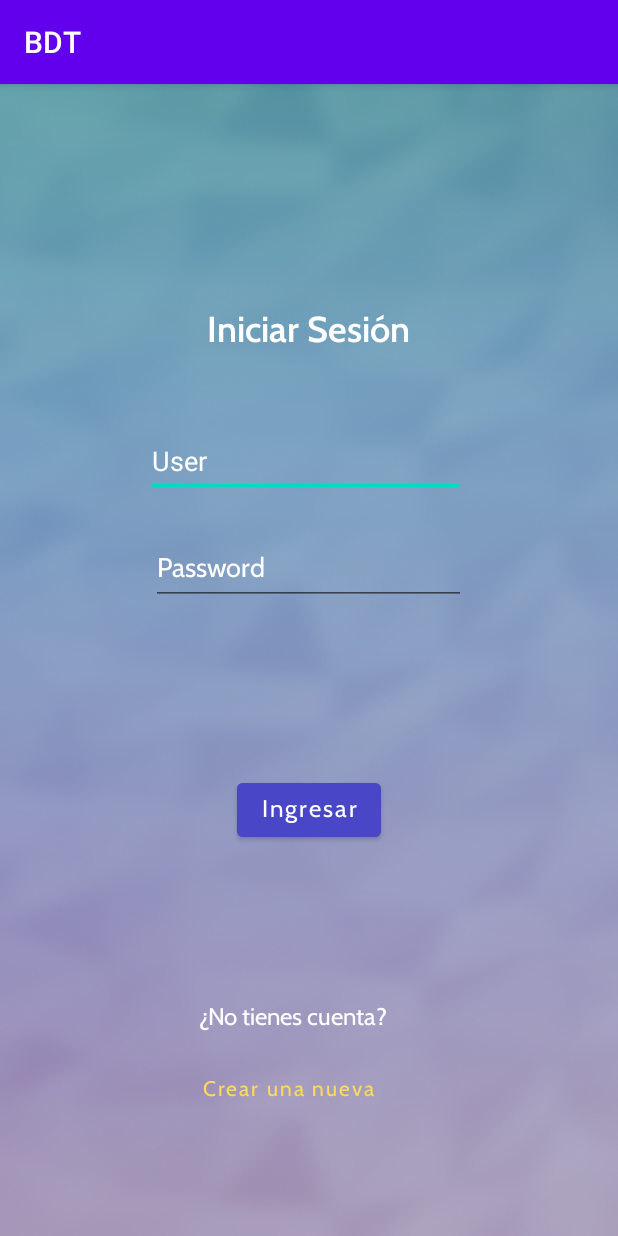
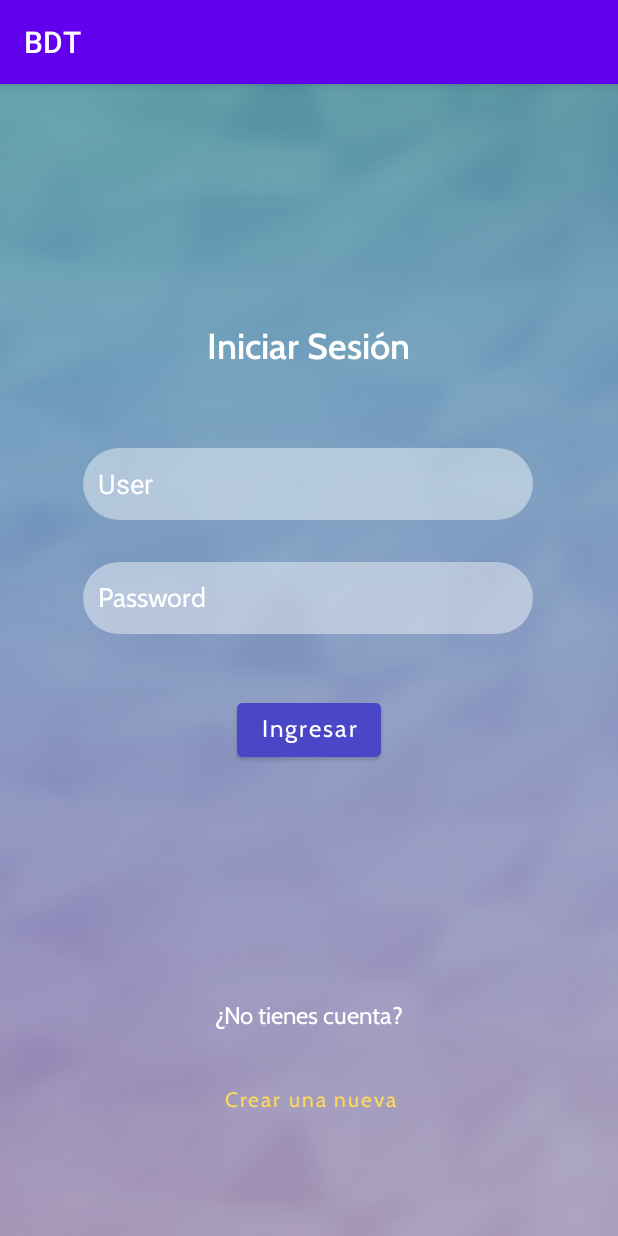
Before and after one commit to ElMike1712/Banco-de-tiempo-TQQ, an Android app: the screen it shows after launch (MainActivity), on a phone screen of 412 x 824 dp. Run offline under Robolectric (Android 15) with nearby library versions, the phone set to English and light mode, and no system bars.

Commit message:
Cambios de diseño en 'activity_main'

```diff
--- /dev/null
+++ b/BDT/app/src/main/res/drawable/rounded_et.xml
@@ -0,0 +1,15 @@
+<?xml version="1.0" encoding="utf-8"?>
+<shape xmlns:android="http://schemas.android.com/apk/res/android"
+    android:shape="rectangle">
+    <solid android:color="@color/white_transparent"/>
+    <padding
+        android:bottom="10dp"
+        android:top="10dp"
+        android:left="10dp"
+        android:right="10dp"/>
+    <corners
+        android:bottomLeftRadius="50dp"
+        android:bottomRightRadius="50dp"
+        android:topLeftRadius="50dp"
+        android:topRightRadius="50dp"/>
+</shape>
--- a/BDT/app/src/main/res/layout/activity_main.xml
+++ b/BDT/app/src/main/res/layout/activity_main.xml
@@ -23,23 +23,24 @@
         app:layout_constraintLeft_toLeftOf="parent"
         app:layout_constraintRight_toRightOf="parent"
         app:layout_constraintTop_toTopOf="parent"
-        app:layout_constraintVertical_bias="0.169" />
+        app:layout_constraintVertical_bias="0.186" />
 
     <EditText
         android:id="@+id/editTextTextPersonName"
-        android:layout_width="wrap_content"
-        android:layout_height="wrap_content"
-        android:layout_marginStart="101dp"
-        android:layout_marginTop="48dp"
-        android:layout_marginEnd="101dp"
+        android:layout_width="300dp"
+        android:layout_height="48dp"
+        android:layout_marginStart="50dp"
+        android:layout_marginTop="52dp"
+        android:layout_marginEnd="50dp"
+        android:background="@drawable/rounded_et"
         android:ems="10"
         android:hint="User"
-        android:textColorHint="#FFFFFF"
         android:inputType="textPersonName"
         android:minHeight="48dp"
         android:textColor="#FFFFFF"
+        android:textColorHint="#FFFFFF"
         app:layout_constraintEnd_toEndOf="parent"
-        app:layout_constraintHorizontal_bias="1.0"
+        app:layout_constraintHorizontal_bias="0.454"
         app:layout_constraintStart_toStartOf="parent"
         app:layout_constraintTop_toBottomOf="@+id/textView" />
 
@@ -47,9 +48,7 @@
         android:id="@+id/login_button"
         android:layout_width="wrap_content"
         android:layout_height="wrap_content"
-        android:layout_marginStart="158dp"
-        android:layout_marginEnd="159dp"
-        android:layout_marginBottom="260dp"
+        android:layout_marginTop="40dp"
         android:backgroundTint="#4947C7"
         android:capitalize="none"
         android:fontFamily="@font/cabin"
@@ -57,47 +56,45 @@
         android:textAllCaps="false"
         android:textSize="16sp"
         app:iconTint="#E82222"
-        app:layout_constraintBottom_toBottomOf="parent"
-        app:layout_constraintEnd_toEndOf="parent"
-        app:layout_constraintHorizontal_bias="0.333"
-        app:layout_constraintStart_toStartOf="parent" />
+        app:layout_constraintEnd_toEndOf="@+id/editTextTextPassword2"
+        app:layout_constraintHorizontal_bias="0.502"
+        app:layout_constraintStart_toStartOf="@+id/editTextTextPassword2"
+        app:layout_constraintTop_toBottomOf="@+id/editTextTextPassword2" />
 
     <Button
         android:id="@+id/signup_button"
         android:layout_width="wrap_content"
         android:layout_height="wrap_content"
-        android:layout_marginStart="158dp"
-        android:layout_marginTop="138dp"
-        android:layout_marginEnd="159dp"
-        android:layout_marginBottom="96dp"
+        android:layout_marginTop="4dp"
+        android:layout_marginBottom="50dp"
         android:background="@android:color/transparent"
         android:backgroundTint="#E9F0F5"
         android:fontFamily="@font/cabin"
+
         android:text="Crear una nueva"
         android:textAllCaps="false"
         android:textColor="#FFDA59"
-
         app:layout_constraintBottom_toBottomOf="parent"
-        app:layout_constraintEnd_toEndOf="parent"
-        app:layout_constraintHorizontal_bias="0.754"
-        app:layout_constraintStart_toStartOf="parent"
-        app:layout_constraintTop_toBottomOf="@+id/login_button"
-        app:layout_constraintVertical_bias="0.0"
+        app:layout_constraintEnd_toEndOf="@+id/textView2"
+        app:layout_constraintHorizontal_bias="0.476"
+        app:layout_constraintStart_toStartOf="@+id/textView2"
+        app:layout_constraintTop_toBottomOf="@+id/textView2"
         tools:ignore="TextContrastCheck" />
 
     <EditText
         android:id="@+id/editTextTextPassword2"
-        android:layout_width="210dp"
+        android:layout_width="300dp"
         android:layout_height="48dp"
         android:layout_marginStart="102dp"
-        android:layout_marginTop="24dp"
+        android:layout_marginTop="28dp"
+        android:background="@drawable/rounded_et"
         android:ems="10"
         android:fontFamily="@font/cabin"
         android:hint="Password"
-        android:textColorHint="#FFFFFF"
         android:inputType="textPassword"
         android:minHeight="48dp"
         android:textColor="#FFFFFF"
+        android:textColorHint="#FFFFFF"
         app:layout_constraintEnd_toEndOf="@+id/editTextTextPersonName"
         app:layout_constraintHorizontal_bias="1.0"
         app:layout_constraintStart_toStartOf="@+id/editTextTextPersonName"
@@ -107,17 +104,14 @@
         android:id="@+id/textView2"
         android:layout_width="wrap_content"
         android:layout_height="wrap_content"
-        android:layout_marginStart="132dp"
-        android:layout_marginTop="103dp"
-        android:layout_marginEnd="153dp"
-        android:layout_marginBottom="13dp"
+        android:layout_marginTop="156dp"
         android:fontFamily="@font/cabin"
         android:text="¿No tienes cuenta?"
         android:textColor="#FFFFFF"
         android:textSize="16sp"
-        app:layout_constraintBottom_toTopOf="@+id/signup_button"
-        app:layout_constraintEnd_toEndOf="parent"
-        app:layout_constraintStart_toStartOf="parent"
+        app:layout_constraintEnd_toEndOf="@+id/login_button"
+        app:layout_constraintHorizontal_bias="0.517"
+        app:layout_constraintStart_toStartOf="@+id/login_button"
         app:layout_constraintTop_toBottomOf="@+id/login_button" />
 
 
--- a/BDT/app/src/main/res/values/colors.xml
+++ b/BDT/app/src/main/res/values/colors.xml
@@ -7,4 +7,5 @@
     <color name="teal_700">#FF018786</color>
     <color name="black">#FF000000</color>
     <color name="white">#FFFFFFFF</color>
+    <color name="white_transparent">#6CFFFFFF</color>
 </resources>
```
